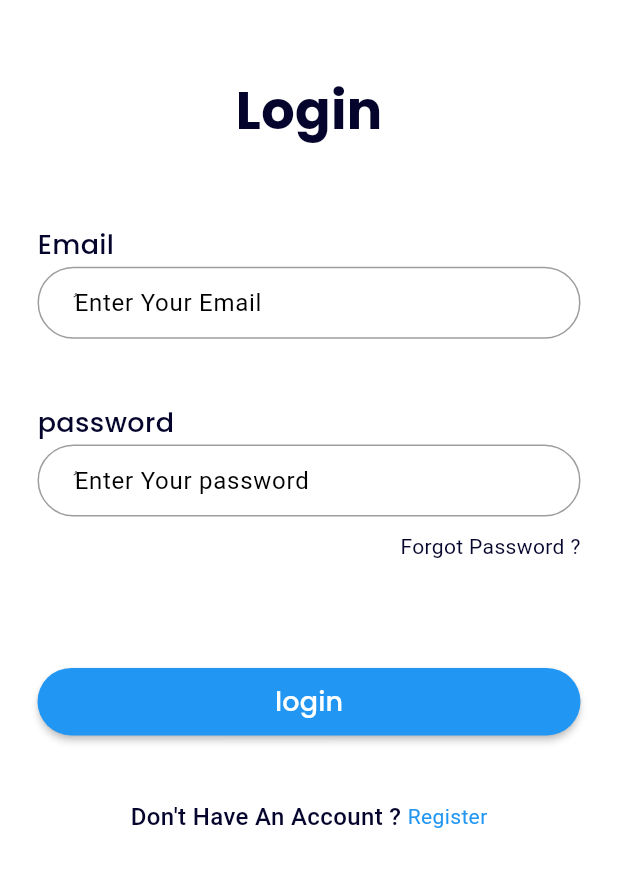
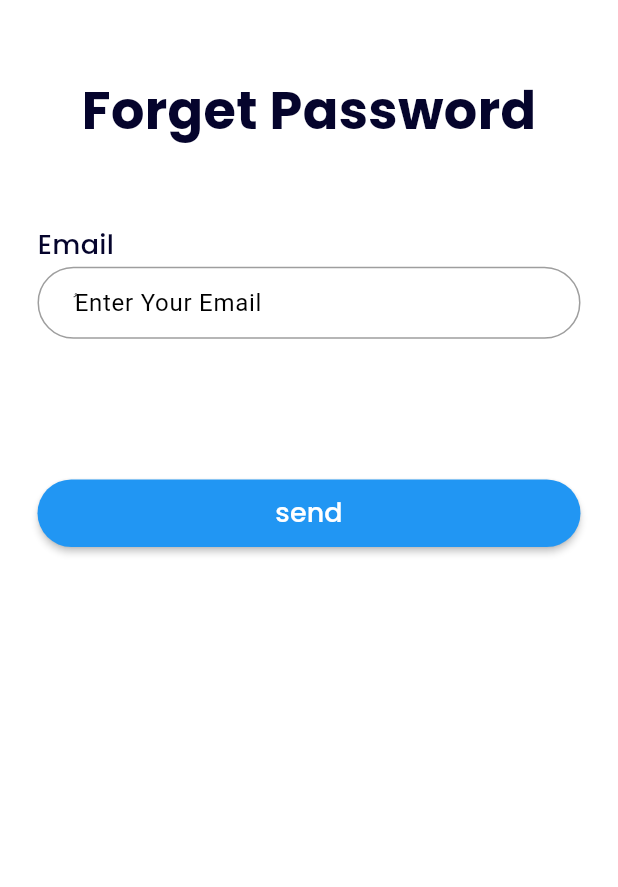
Before and after one commit to JEJE1612/version2project, a Flutter app: the screen it shows after launch, after a tap on "Forgot Password ?", on a phone screen of 412 x 824 dp, the part 272-1159 px from its top. Run offline on Flutter 3.47's test engine with Material 3 defaults, Android fonts, the light colour scheme and no system bars; our stand-ins replace bloc, cloud_firestore, firebase_auth, firebase_core, firebase_storage, flutter_bloc and 5 more; accounts and stored records are empty.

Commit message:
second commit

```diff
--- a/lib/Feather/Admin/presention/HomeLayOut/Home/Views/widgets/CustomDrawer.dart
+++ b/lib/Feather/Admin/presention/HomeLayOut/Home/Views/widgets/CustomDrawer.dart
@@ -3,7 +3,6 @@ import 'package:flutter_application_1/Feather/Admin/Mangment/AdminBloc.dart';
 import 'package:flutter_application_1/Feather/Admin/Mangment/AdminBlocState.dart';
 import 'package:flutter_application_1/Feather/Admin/deleteuser/deleteuserscreen.dart';
 import 'package:flutter_application_1/Feather/Admin/presention/HomeLayOut/Home/Views/widgets/DeleteCatroies/AddCatoies.dart';
-import 'package:flutter_application_1/Feather/Admin/presention/HomeLayOut/Home/Views/widgets/AdminSetting.dart';
 import 'package:flutter_application_1/Feather/Admin/presention/HomeLayOut/Home/Views/widgets/DeleteCatroies/DeleteCatroies.dart';
 import 'package:flutter_application_1/Feather/Admin/presention/HomeLayOut/Home/Views/widgets/ProfailAdmin/ProfailAdmin.dart';
 import 'package:flutter_application_1/Feather/Admin/presention/HomeLayOut/Home/Views/widgets/ShowCatroies/ShowCatroies.dart';
--- a/lib/Feather/HomeLayOut/Presentation/views/profail.dart
+++ b/lib/Feather/HomeLayOut/Presentation/views/profail.dart
@@ -1,7 +1,6 @@
 // ignore_for_file: public_member_api_docs, sort_constructors_first
 import 'package:flutter/material.dart';
 import 'package:flutter_bloc/flutter_bloc.dart';
-
 import 'package:flutter_application_1/Feather/Admin/Mangment/AdminBloc.dart';
 import 'package:flutter_application_1/Feather/Admin/Mangment/AdminBlocState.dart';
 import 'package:flutter_application_1/Feather/HomeLayOut/Presentation/views/widgets/ChatSceen/ChatDeatiles.dart';
--- a/lib/Feather/Login/mangment/LoginBloc.dart
+++ b/lib/Feather/Login/mangment/LoginBloc.dart
@@ -1,4 +1,5 @@
 import 'package:firebase_auth/firebase_auth.dart';
+import 'package:firebase_storage/firebase_storage.dart';
 import 'package:flutter/material.dart';
 import 'package:flutter_application_1/Feather/Login/mangment/LoginState.dart';
 import 'package:flutter_bloc/flutter_bloc.dart';
@@ -32,4 +33,14 @@ class LoginBloc extends Cubit<LoginState> {
       emit(ErrorLoginState());
     });
   }
+
+  void resetpassword(String email, BuildContext context) {
+    FirebaseAuth.instance.sendPasswordResetEmail(email: email).then((value) {
+      Navigator.pop(context);
+    }
+    );
+       emit(forgetpasswordstate());
+
+
+  }
 }
--- a/lib/Feather/Login/mangment/LoginState.dart
+++ b/lib/Feather/Login/mangment/LoginState.dart
@@ -17,3 +17,4 @@ class ScafullLoginState extends LoginState {
 }
 
 class ErrorLoginState extends LoginState {}
+class forgetpasswordstate extends LoginState {}
--- a/lib/Feather/Login/presentaion/views/Login.dart
+++ b/lib/Feather/Login/presentaion/views/Login.dart
@@ -6,8 +6,8 @@ import 'package:flutter_application_1/Feather/Login/mangment/LoginBloc.dart';
 import 'package:flutter_application_1/Feather/Login/mangment/LoginState.dart';
 import 'package:flutter_application_1/Feather/Login/presentaion/Widgets/CustomButtonAuth%20.dart';
 import 'package:flutter_application_1/Feather/Login/presentaion/Widgets/CustomTextForm.dart';
+import 'package:flutter_application_1/Feather/Login/presentaion/views/forgetpassword.dart';
 import 'package:flutter_application_1/Feather/Regiter/presentaion/views/Register.dart';
-
 import 'package:flutter_application_1/core/utils/constant.dart';
 import 'package:flutter_application_1/core/utils/sharedPresfrace.dart';
 import 'package:flutter_application_1/core/utils/styles.dart';
@@ -28,18 +28,7 @@ class Login extends StatelessWidget {
       create: (context) => LoginBloc(),
       child: BlocConsumer<LoginBloc, LoginState>(
         listener: (context, state) {
-          if (state is LodingLoginState) {
-            const Center(
-              child: CircularProgressIndicator(),
-            );
-          } else if (state is ScafullLoginState) {
-            CacheHealper.SavedData(key: "uid", value: state.uid);
-            tost(text: "Scaffull Login ", state: ToastStae.succes);
-            Navigator.pushNamedAndRemoveUntil(
-                context, HomeLayOut.nameKey, (route) => false);
-          } else if (state is ErrorLoginState) {
-            tost(text: "Error Pleas try Again", state: ToastStae.eror);
-          }
+
         },
         builder: (context, state) {
           return Scaffold(
@@ -133,7 +122,13 @@ class Login extends StatelessWidget {
                             obscureText: LoginBloc.get(context).obscureText,
                           ),
                           InkWell(
-                            onTap: () {},
+                            onTap: () {
+                                  Navigator.push(
+                                      context,
+                                      MaterialPageRoute(
+                                        builder: (context) => Forgetpassword(),
+                                      ));
+                            },
                             child: Container(
                               margin:
                                   const EdgeInsets.only(top: 10, bottom: 20),
--- /dev/null
+++ b/lib/Feather/Login/presentaion/views/forgetpassword.dart
@@ -0,0 +1,131 @@
+import 'package:flutter/material.dart';
+import 'package:flutter_application_1/Feather/Admin/presention/HomeLayOut/Home/Views/Home.dart';
+import 'package:flutter_application_1/Feather/HomeLayOut/Presentation/views/HomeLayOut.dart';
+import 'package:flutter_application_1/Feather/HomeLayOut/Presentation/views/widgets/Catroies/widgets/Logo.dart';
+import 'package:flutter_application_1/Feather/Login/mangment/LoginBloc.dart';
+import 'package:flutter_application_1/Feather/Login/mangment/LoginState.dart';
+import 'package:flutter_application_1/Feather/Login/presentaion/Widgets/CustomButtonAuth%20.dart';
+import 'package:flutter_application_1/Feather/Login/presentaion/Widgets/CustomTextForm.dart';
+import 'package:flutter_application_1/Feather/Regiter/presentaion/views/Register.dart';
+import 'package:flutter_application_1/core/utils/constant.dart';
+import 'package:flutter_application_1/core/utils/sharedPresfrace.dart';
+import 'package:flutter_application_1/core/utils/styles.dart';
+import 'package:flutter_bloc/flutter_bloc.dart';
+
+class Forgetpassword extends StatelessWidget {
+  static const String nameKey = "Login";
+
+  TextEditingController email = TextEditingController();
+  var formkey = GlobalKey<FormState>();
+
+  Forgetpassword({super.key});
+
+  @override
+  Widget build(BuildContext context) {
+    return BlocProvider(
+      create: (context) => LoginBloc(),
+      child: BlocConsumer<LoginBloc, LoginState>(
+        listener: (context, state) {
+          if (state is LodingLoginState) {
+            const Center(
+              child: CircularProgressIndicator(),
+            );
+          } else if (state is ScafullLoginState) {
+            CacheHealper.SavedData(key: "uid", value: state.uid);
+            tost(text: "Scaffull Login ", state: ToastStae.succes);
+            Navigator.pushNamedAndRemoveUntil(
+                context, HomeLayOut.nameKey, (route) => false);
+          } else if (state is ErrorLoginState) {
+            tost(text: "Error Pleas try Again", state: ToastStae.eror);
+          }
+        },
+        builder: (context, state) {
+          return Scaffold(
+            body: SafeArea(
+              child: ListView(
+                children: [
+                  Padding(
+                    padding: const EdgeInsets.all(25.0),
+                    child: Form(
+                      key: formkey,
+                      child: Column(
+                        crossAxisAlignment: CrossAxisAlignment.start,
+                        children: [
+                          const SizedBox(
+                            height: 40,
+                          ),
+                          const Logo(),
+                          SizedBox(
+                            height: MediaQuery.of(context).size.height * 0.06,
+                          ),
+                          Center(
+                            child: Text(
+                              'Forget Password',
+                              style: Styles.textStyle36.copyWith(
+                                color:
+                                    Theme.of(context).colorScheme.brightness ==
+                                            Brightness.dark
+                                        ? Colors.white
+                                        : ScoundColor,
+                              ),
+                            ),
+                          ),
+                          SizedBox(
+                            height: MediaQuery.of(context).size.height * 0.062,
+                          ),
+                          Text(
+                            "Email",
+                            style: Styles.textStyle18.copyWith(
+                              color: Theme.of(context).colorScheme.brightness ==
+                                      Brightness.dark
+                                  ? Colors.white
+                                  : ScoundColor,
+                            ),
+                          ),
+                          SizedBox(
+                            height: MediaQuery.of(context).size.height * 0.002,
+                          ),
+                          CustomTextForm(
+                            obscureText: false,
+                            keyboardType: TextInputType.emailAddress,
+                            hinttext: "ُEnter Your Email",
+                            mycontroller: email,
+                            validator: (val) {
+                              if (val == "") {
+                                print("Cant de empety");
+                              }
+                              return null;
+                            },
+                          ),
+                          SizedBox(
+                            height: MediaQuery.of(context).size.height * 0.052,
+                          ),
+                          SizedBox(
+                            height: MediaQuery.of(context).size.height * 0.06,
+                          ),
+                          Container(
+                            width: double.infinity,
+                            child: CustomButtonAuth(
+                              title: "send",
+                              onPressed: () {
+                                LoginBloc.get(context)
+                                    .resetpassword(email.text, context);
+                              },
+                            ),
+                          ),
+                          SizedBox(
+                            height: MediaQuery.of(context).size.height * 0.05,
+                          ),
+                        ],
+                      ),
+                    ),
+                  ),
+                ],
+              ),
+            ),
+          );
+        },
+      ),
+    );
+  }
+}
--- a/lib/Feather/splach/presentaion/views/widgets/splash_view_body.dart
+++ b/lib/Feather/splach/presentaion/views/widgets/splash_view_body.dart
@@ -1,5 +1,4 @@
 import 'package:firebase_auth/firebase_auth.dart';
-import 'package:flutter/cupertino.dart';
 import 'package:flutter/material.dart';
 import 'package:flutter_application_1/Feather/Admin/presention/HomeLayOut/Home/Views/Home.dart';
 import 'package:flutter_application_1/Feather/HomeLayOut/Presentation/views/HomeLayOut.dart';
@@ -8,9 +7,7 @@ import 'package:flutter_application_1/Feather/Login/presentaion/views/Login.dart
 import 'package:flutter_application_1/core/Model/usermodel.dart';
 import 'package:flutter_application_1/core/utils/constant.dart';
 import 'package:flutter_application_1/core/utils/styles.dart';
-
 import 'sliding_text.dart';
-
 class SplashViewbody extends StatefulWidget {
   const SplashViewbody({Key? key}) : super(key: key);
 
--- a/lib/main.dart
+++ b/lib/main.dart
@@ -10,6 +10,7 @@ import 'package:flutter_application_1/Feather/HomeLayOut/Presentation/views/chat
 import 'package:flutter_application_1/Feather/HomeLayOut/Presentation/views/profail.dart';
 import 'package:flutter_application_1/Feather/HomeLayOut/Presentation/views/widgets/Setting/views/setting.dart';
 import 'package:flutter_application_1/Feather/Login/presentaion/views/Login.dart';
+import 'package:flutter_application_1/Feather/Login/presentaion/views/forgetpassword.dart';
 import 'package:flutter_application_1/Feather/Regiter/presentaion/views/Register.dart';
 import 'package:flutter_application_1/Feather/splach/presentaion/views/splash_view.dart';
 import 'package:flutter_application_1/core/thems/Mytheam.dart';
@@ -81,6 +82,8 @@ class MyApp extends StatelessWidget {
               Profail.nameKey: (_) => Profail(),
               Setting.nameKey: (_) => Setting(),
               ChatScreen.nameKey: (_) => ChatScreen(),
+
+
             },
           );
         },
```
